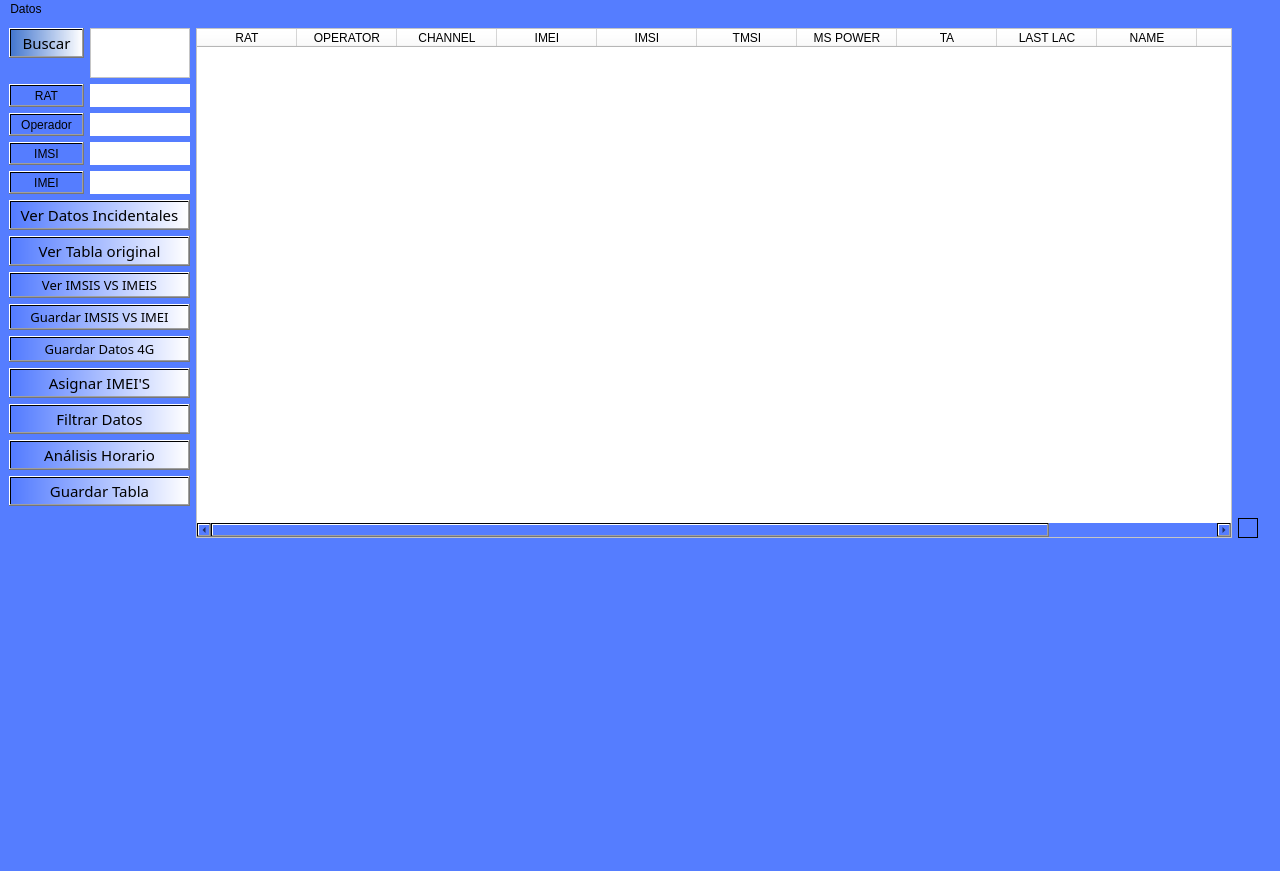
Dumaru/ExcelReports, file Interfaz/UI/VistaGeneralDatos.ui: the form before one commit.
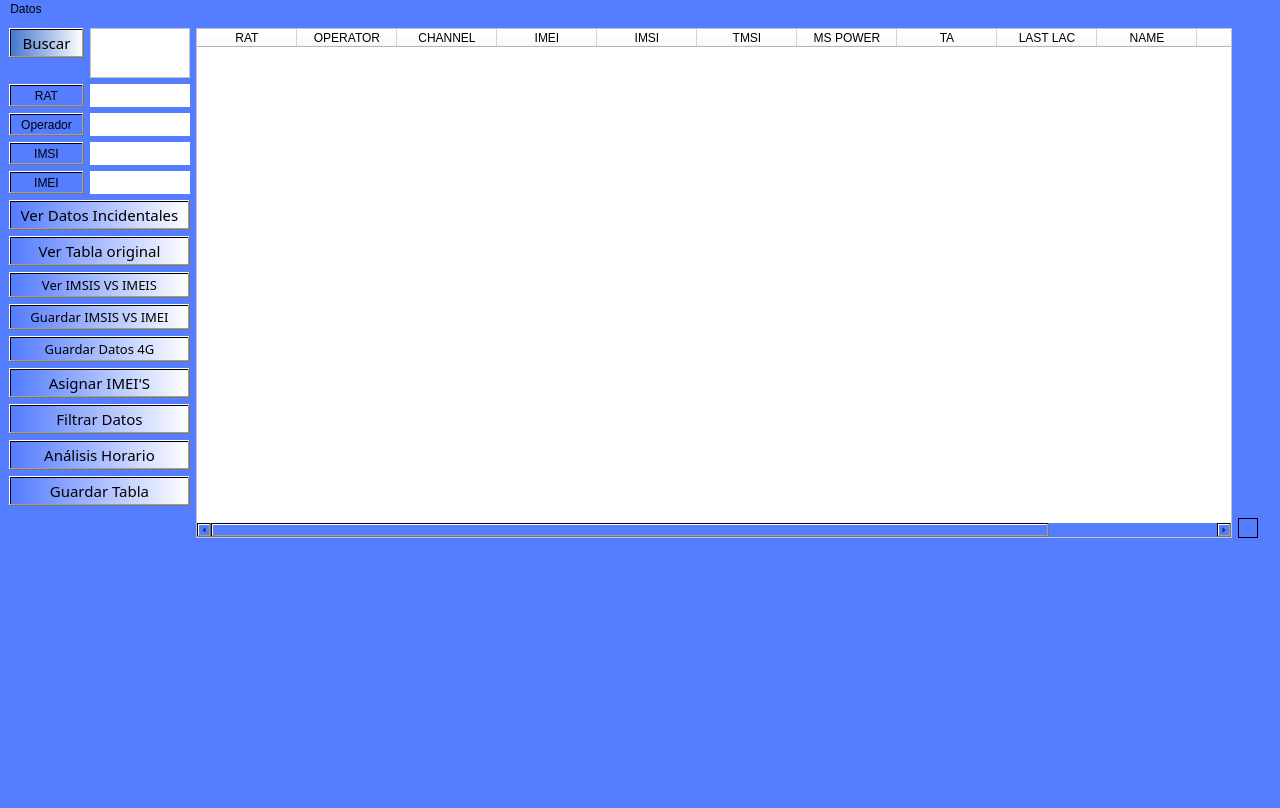
The form after the commit. Icons and pictures are not drawn.

Commit message: cambios de geometria de windows

```diff
--- a/Interfaz/UI/VistaGeneralDatos.ui
+++ b/Interfaz/UI/VistaGeneralDatos.ui
@@ -2,20 +2,32 @@
 <ui version="4.0">
  <class>MainWindow</class>
  <widget class="QMainWindow" name="MainWindow">
+  <property name="windowModality">
+   <enum>Qt::NonModal</enum>
+  </property>
+  <property name="enabled">
+   <bool>true</bool>
+  </property>
   <property name="geometry">
    <rect>
     <x>0</x>
     <y>0</y>
     <width>1280</width>
-    <height>871</height>
+    <height>808</height>
    </rect>
   </property>
   <property name="sizePolicy">
-   <sizepolicy hsizetype="Minimum" vsizetype="Expanding">
+   <sizepolicy hsizetype="MinimumExpanding" vsizetype="MinimumExpanding">
     <horstretch>0</horstretch>
     <verstretch>0</verstretch>
    </sizepolicy>
   </property>
+  <property name="minimumSize">
+   <size>
+    <width>1280</width>
+    <height>720</height>
+   </size>
+  </property>
   <property name="windowTitle">
    <string>MainWindow</string>
   </property>
```
Left out of the diff: 2 changed lines with no effect on the pictures. The commit also changes 7 other files.
